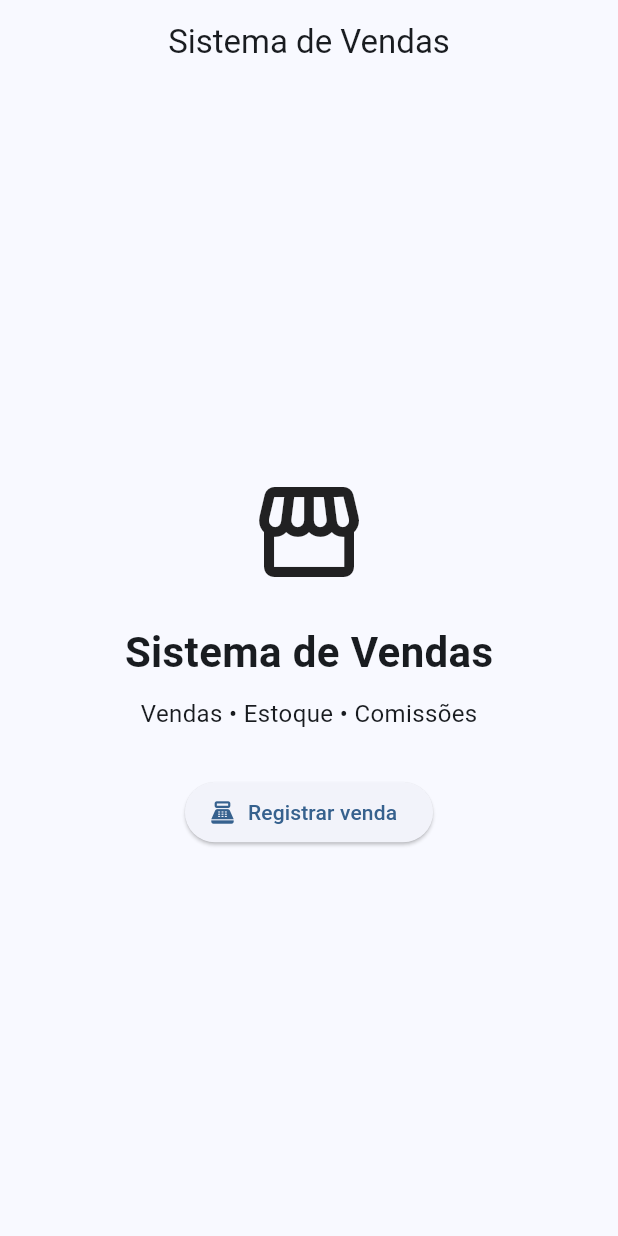
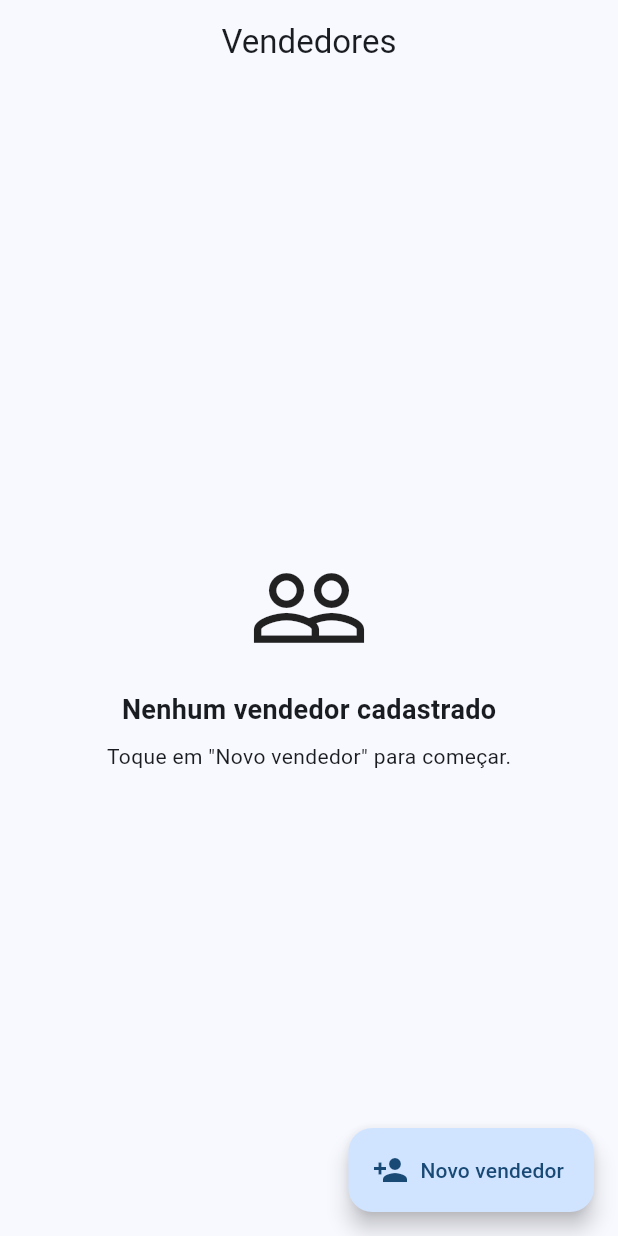
Before and after one commit to jefersonjose69-code/vendas-app, a Flutter app: the screen it shows after launch, on a phone screen of 412 x 824 dp. Run offline on Flutter 3.47's test engine with Material 3 defaults, Android fonts, the phone set to English and light mode, and no system bars.

Commit message:
Update main.dart

```diff
--- a/lib/main.dart
+++ b/lib/main.dart
@@ -13,55 +13,196 @@ class SistemaVendasApp extends StatelessWidget {
       debugShowCheckedModeBanner: false,
       title: 'Sistema de Vendas',
       theme: ThemeData(
-        colorScheme: ColorScheme.fromSeed(
-          seedColor: Colors.blue,
-        ),
+        colorScheme: ColorScheme.fromSeed(seedColor: Colors.blue),
         useMaterial3: true,
       ),
-      home: const TelaInicial(),
+      home: const VendedoresPage(),
     );
   }
 }
 
-class TelaInicial extends StatelessWidget {
-  const TelaInicial({super.key});
+class Vendedor {
+  String nome;
+  double comissao;
+
+  Vendedor({
+    required this.nome,
+    required this.comissao,
+  });
+}
+
+class VendedoresPage extends StatefulWidget {
+  const VendedoresPage({super.key});
+
+  @override
+  State<VendedoresPage> createState() => _VendedoresPageState();
+}
+
+class _VendedoresPageState extends State<VendedoresPage> {
+  final List<Vendedor> vendedores = [];
+
+  final nomeController = TextEditingController();
+  final comissaoController = TextEditingController();
+
+  void adicionarVendedor() {
+    final nome = nomeController.text.trim();
+    final comissao = double.tryParse(
+      comissaoController.text.replaceAll(',', '.'),
+    );
+
+    if (nome.isEmpty || comissao == null) {
+      ScaffoldMessenger.of(context).showSnackBar(
+        const SnackBar(
+          content: Text('Preencha o nome e a comissão corretamente.'),
+        ),
+      );
+      return;
+    }
+
+    if (comissao < 0 || comissao > 100) {
+      ScaffoldMessenger.of(context).showSnackBar(
+        const SnackBar(
+          content: Text('A comissão deve estar entre 0% e 100%.'),
+        ),
+      );
+      return;
+    }
+
+    setState(() {
+      vendedores.add(
+        Vendedor(
+          nome: nome,
+          comissao: comissao,
+        ),
+      );
+    });
+
+    nomeController.clear();
+    comissaoController.clear();
+
+    Navigator.pop(context);
+  }
+
+  void abrirCadastro() {
+    showDialog(
+      context: context,
+      builder: (context) {
+        return AlertDialog(
+          title: const Text('Novo vendedor'),
+          content: Column(
+            mainAxisSize: MainAxisSize.min,
+            children: [
+              TextField(
+                controller: nomeController,
+                decoration: const InputDecoration(
+                  labelText: 'Nome do vendedor',
+                  border: OutlineInputBorder(),
+                ),
+              ),
+              const SizedBox(height: 15),
+              TextField(
+                controller: comissaoController,
+                keyboardType: const TextInputType.numberWithOptions(
+                  decimal: true,
+                ),
+                decoration: const InputDecoration(
+                  labelText: 'Comissão (%)',
+                  hintText: 'Ex.: 5',
+                  border: OutlineInputBorder(),
+                  suffixText: '%',
+                ),
+              ),
+            ],
+          ),
+          actions: [
+            TextButton(
+              onPressed: () => Navigator.pop(context),
+              child: const Text('Cancelar'),
+            ),
+            ElevatedButton(
+              onPressed: adicionarVendedor,
+              child: const Text('Salvar'),
+            ),
+          ],
+        );
+      },
+    );
+  }
+
+  void excluirVendedor(int index) {
+    setState(() {
+      vendedores.removeAt(index);
+    });
+  }
+
+  @override
+  void dispose() {
+    nomeController.dispose();
+    comissaoController.dispose();
+    super.dispose();
+  }
 
   @override
   Widget build(BuildContext context) {
     return Scaffold(
       appBar: AppBar(
-        title: const Text('Sistema de Vendas'),
+        title: const Text('Vendedores'),
         centerTitle: true,
       ),
-      body: Center(
+      floatingActionButton: FloatingActionButton.extended(
+        onPressed: abrirCadastro,
+        icon: const Icon(Icons.person_add),
+        label: const Text('Novo vendedor'),
+      ),
+      body: vendedores.isEmpty
+          ? const Center(
               child: Column(
                 mainAxisAlignment: MainAxisAlignment.center,
                 children: [
-            const Icon(
-              Icons.storefront,
+                  Icon(
+                    Icons.people_outline,
                     size: 80,
                   ),
-            const SizedBox(height: 20),
-            const Text(
-              'Sistema de Vendas',
+                  SizedBox(height: 15),
+                  Text(
+                    'Nenhum vendedor cadastrado',
                     style: TextStyle(
-                fontSize: 28,
+                      fontSize: 18,
                       fontWeight: FontWeight.bold,
                     ),
                   ),
-            const SizedBox(height: 10),
-            const Text(
-              'Vendas • Estoque • Comissões',
-              style: TextStyle(fontSize: 16),
-            ),
-            const SizedBox(height: 30),
-            ElevatedButton.icon(
-              onPressed: () {},
-              icon: const Icon(Icons.point_of_sale),
-              label: const Text('Registrar venda'),
-            ),
+                  SizedBox(height: 8),
+                  Text('Toque em "Novo vendedor" para começar.'),
                 ],
               ),
+            )
+          : ListView.builder(
+              padding: const EdgeInsets.all(16),
+              itemCount: vendedores.length,
+              itemBuilder: (context, index) {
+                final vendedor = vendedores[index];
+
+                return Card(
+                  child: ListTile(
+                    leading: const CircleAvatar(
+                      child: Icon(Icons.person),
+                    ),
+                    title: Text(
+                      vendedor.nome,
+                      style: const TextStyle(
+                        fontWeight: FontWeight.bold,
+                      ),
+                    ),
+                    subtitle: Text(
+                      'Comissão: ${vendedor.comissao.toStringAsFixed(2)}%',
+                    ),
+                    trailing: IconButton(
+                      icon: const Icon(Icons.delete),
+                      onPressed: () => excluirVendedor(index),
+                    ),
+                  ),
+                );
+              },
             ),
     );
   }
```
Lines whose indentation alone changed are shown as unchanged.
